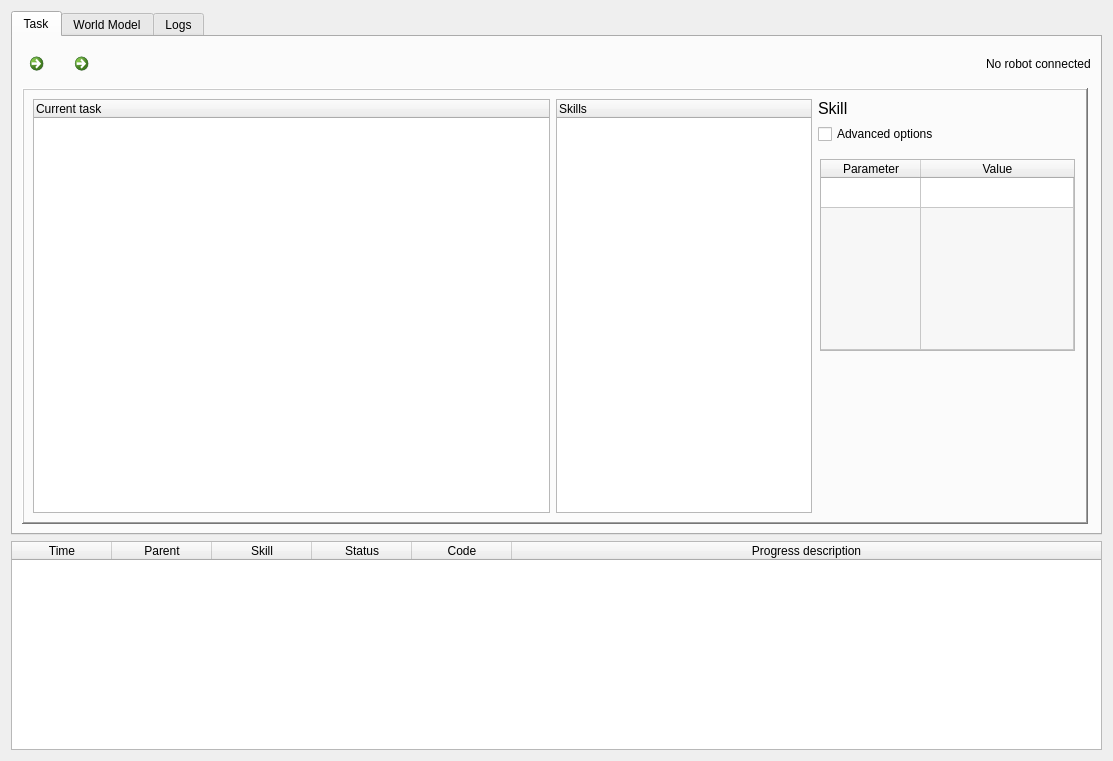
RobotLabLTH/skiros2, file skiros2_gui/src/skiros2_gui/core/skiros_gui.ui: the form before one commit.
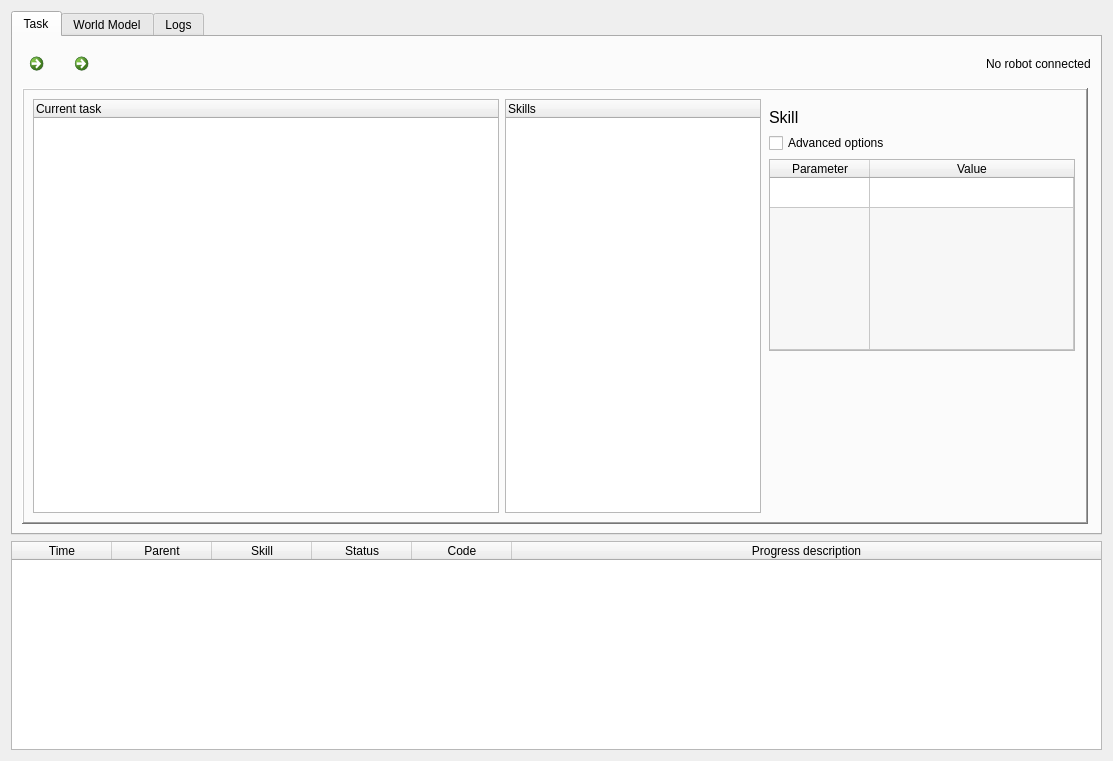
The form after the commit. Icons and pictures are not drawn.

Commit message: Stretched param section in GUI layout

What changed in the file:
```diff
--- a/skiros2_gui/src/skiros2_gui/core/skiros_gui.ui
+++ b/skiros2_gui/src/skiros2_gui/core/skiros_gui.ui
@@ -174,8 +174,8 @@
          <property name="frameShadow">
           <enum>QFrame::Raised</enum>
          </property>
-         <layout class="QGridLayout" name="gridLayout">
-          <item row="0" column="0" rowspan="3">
+         <layout class="QHBoxLayout" name="horizontalLayout_7">
+          <item>
            <widget class="QTreeWidget" name="task_tree_widget">
             <property name="sizePolicy">
              <sizepolicy hsizetype="Expanding" vsizetype="Expanding">
@@ -199,26 +199,7 @@
             </column>
            </widget>
           </item>
-          <item row="0" column="2">
-           <widget class="QLabel" name="skill_name_label">
-            <property name="font">
-             <font>
-              <pointsize>12</pointsize>
-             </font>
-            </property>
-            <property name="text">
-             <string>Skill</string>
-            </property>
-           </widget>
-          </item>
-          <item row="1" column="2">
-           <widget class="QCheckBox" name="modality_checkBox">
-            <property name="text">
-             <string>Advanced options</string>
-            </property>
-           </widget>
-          </item>
-          <item row="0" column="1" rowspan="3">
+          <item>
            <widget class="QTreeWidget" name="skill_tree_widget">
             <property name="sizePolicy">
              <sizepolicy hsizetype="MinimumExpanding" vsizetype="Expanding">
@@ -236,11 +217,11 @@
             </column>
            </widget>
           </item>
-          <item row="2" column="2">
+          <item>
            <widget class="QFrame" name="skill_parameters_group_box">
             <property name="sizePolicy">
              <sizepolicy hsizetype="Expanding" vsizetype="Expanding">
-              <horstretch>3</horstretch>
+              <horstretch>4</horstretch>
               <verstretch>0</verstretch>
              </sizepolicy>
             </property>
@@ -251,6 +232,25 @@
              <property name="rightMargin">
               <number>2</number>
              </property>
+             <item>
+              <widget class="QLabel" name="skill_name_label">
+               <property name="font">
+                <font>
+                 <pointsize>12</pointsize>
+                </font>
+               </property>
+               <property name="text">
+                <string>Skill</string>
+               </property>
+              </widget>
+             </item>
+             <item>
+              <widget class="QCheckBox" name="modality_checkBox">
+               <property name="text">
+                <string>Advanced options</string>
+               </property>
+              </widget>
+             </item>
              <item>
               <widget class="QTableWidget" name="skill_params_table">
                <property name="sizePolicy">
```
